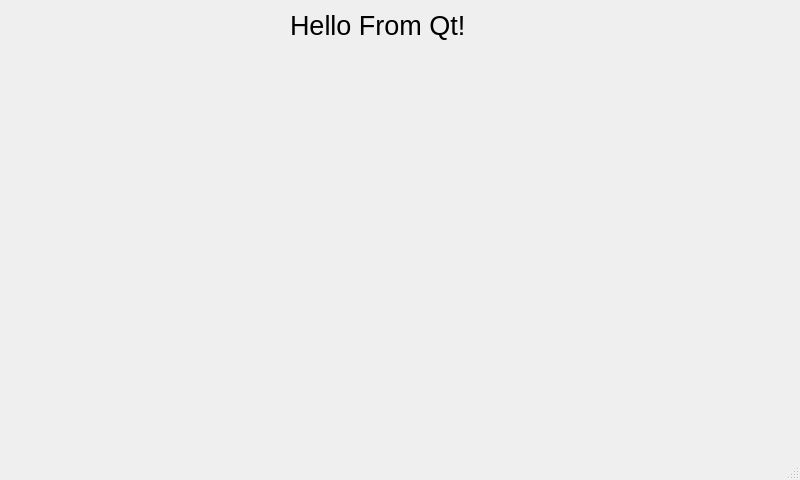
CharlesDias/Qt_Embedded, file ch02-HelloFromQt/mainwindow.ui: the form before one commit.
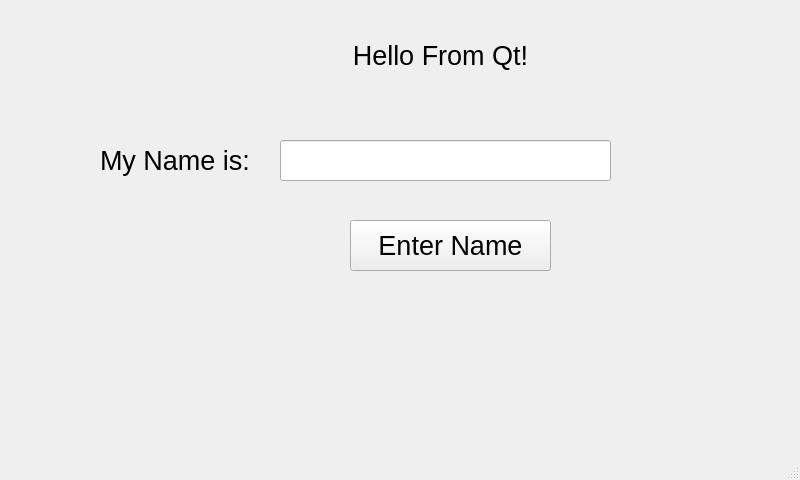
The form after the commit.

Commit message: Add push button and text line

Patch:
```diff
--- a/ch02-HelloFromQt/mainwindow.ui
+++ b/ch02-HelloFromQt/mainwindow.ui
@@ -17,9 +17,9 @@
    <widget class="QLabel" name="label">
     <property name="geometry">
      <rect>
-      <x>290</x>
-      <y>10</y>
-      <width>191</width>
+      <x>240</x>
+      <y>40</y>
+      <width>401</width>
       <height>31</height>
      </rect>
     </property>
@@ -30,6 +30,60 @@
     </property>
     <property name="text">
      <string>Hello From Qt!</string>
+    </property>
+    <property name="alignment">
+     <set>Qt::AlignCenter</set>
+    </property>
+   </widget>
+   <widget class="QLabel" name="label_2">
+    <property name="geometry">
+     <rect>
+      <x>100</x>
+      <y>140</y>
+      <width>171</width>
+      <height>41</height>
+     </rect>
+    </property>
+    <property name="font">
+     <font>
+      <pointsize>20</pointsize>
+     </font>
+    </property>
+    <property name="text">
+     <string>My Name is:</string>
+    </property>
+   </widget>
+   <widget class="QPushButton" name="pushButton">
+    <property name="geometry">
+     <rect>
+      <x>350</x>
+      <y>220</y>
+      <width>201</width>
+      <height>51</height>
+     </rect>
+    </property>
+    <property name="font">
+     <font>
+      <pointsize>20</pointsize>
+     </font>
+    </property>
+    <property name="text">
+     <string>Enter Name</string>
+    </property>
+   </widget>
+   <widget class="QLineEdit" name="lineEdit">
+    <property name="geometry">
+     <rect>
+      <x>280</x>
+      <y>140</y>
+      <width>331</width>
+      <height>41</height>
+     </rect>
+    </property>
+    <property name="font">
+     <font>
+      <pointsize>20</pointsize>
+     </font>
     </property>
    </widget>
   </widget>
```
The commit also changes 3 other files.
